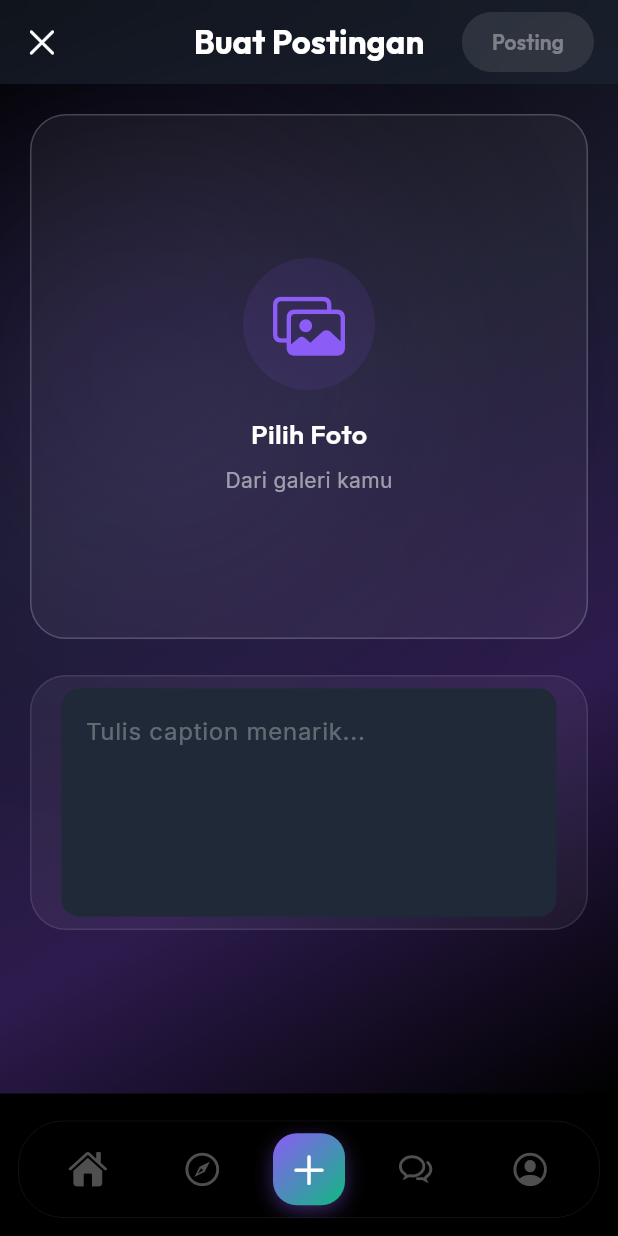
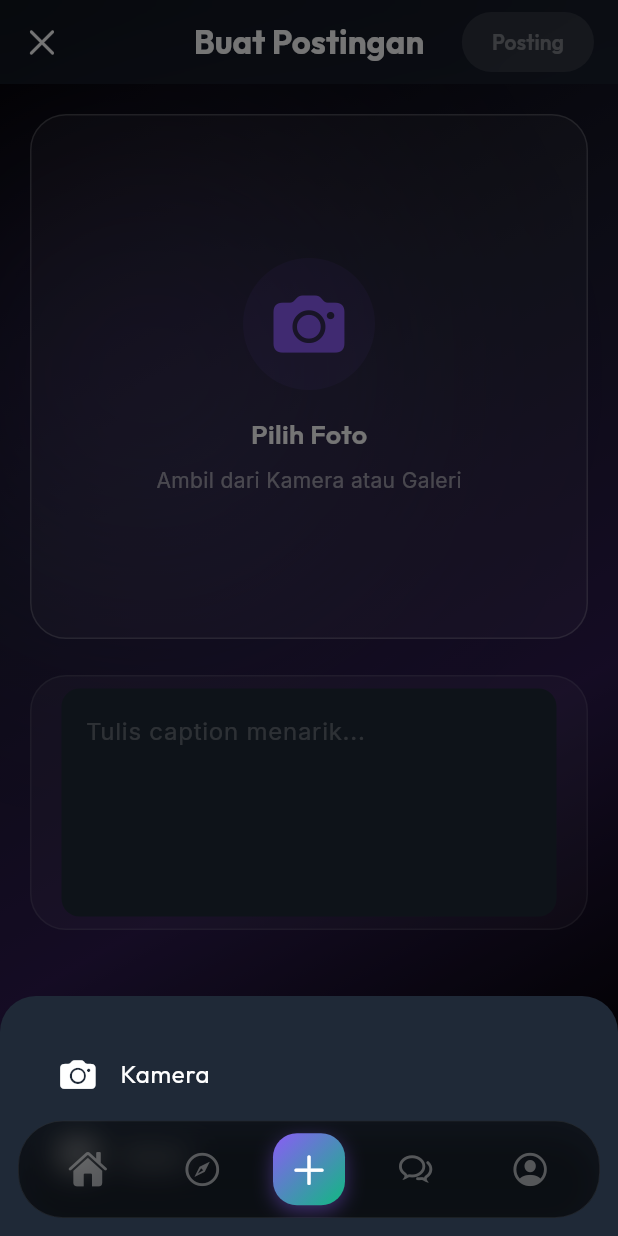
Before and after one commit to aryasetiap/livoapp, a Flutter app: the CreatePostScreen screen opened by its route, after a tap on "Pilih Foto", on a phone screen of 412 x 824 dp. Run offline on Flutter 3.47's test engine with Material 3 defaults, Android fonts, the phone set to English and light mode, and no system bars; drawn by our look-alikes of flutter_animate; our stand-ins replace cached_network_image, firebase_core, firebase_messaging, flutter_dotenv, flutter_image_compress, flutter_riverpod and 8 more; accounts and stored records are empty.

Commit message:
feat: introduce post creation screen with image selection and caption fields

```diff
--- a/lib/features/feed/presentation/create_post_screen.dart
+++ b/lib/features/feed/presentation/create_post_screen.dart
@@ -51,13 +51,59 @@ class _CreatePostScreenState extends ConsumerState<CreatePostScreen> {
   File? _imageFile;
   final _picker = ImagePicker();
 
-  Future<void> _pickImage() async {
-    final pickedFile = await _picker.pickImage(source: ImageSource.gallery);
+  Future<void> _pickImage(ImageSource source) async {
+    final pickedFile = await _picker.pickImage(source: source);
     if (pickedFile != null) {
       setState(() {
         _imageFile = File(pickedFile.path);
       });
     }
+  }
+
+  void _showImageSourceModal(BuildContext context) {
+    showModalBottomSheet(
+      context: context,
+      backgroundColor: AppTheme.surfaceColor,
+      shape: const RoundedRectangleBorder(
+        borderRadius: BorderRadius.vertical(top: Radius.circular(24)),
+      ),
+      builder: (context) => Padding(
+        padding: const EdgeInsets.all(24.0),
+        child: Column(
+          mainAxisSize: MainAxisSize.min,
+          children: [
+            ListTile(
+              leading: const Icon(
+                CupertinoIcons.camera_fill,
+                color: Colors.white,
+              ),
+              title: Text(
+                'Kamera',
+                style: GoogleFonts.outfit(color: Colors.white, fontSize: 16),
+              ),
+              onTap: () {
+                Navigator.pop(context);
+                _pickImage(ImageSource.camera);
+              },
+            ),
+            ListTile(
+              leading: const Icon(
+                CupertinoIcons.photo_fill,
+                color: Colors.white,
+              ),
+              title: Text(
+                'Galeri',
+                style: GoogleFonts.outfit(color: Colors.white, fontSize: 16),
+              ),
+              onTap: () {
+                Navigator.pop(context);
+                _pickImage(ImageSource.gallery);
+              },
+            ),
+          ],
+        ),
+      ),
+    );
   }
 
   Future<void> _submit() async {
@@ -196,9 +242,9 @@ class _CreatePostScreenState extends ConsumerState<CreatePostScreen> {
               child: Column(
                 children: [
                   GestureDetector(
-                    onTap: _pickImage,
+                    onTap: () => _showImageSourceModal(context),
                     child: Container(
-                      height: 350, // Portait/Square ratio
+                      height: 350,
                       width: double.infinity,
                       decoration: BoxDecoration(
                         color: Colors.white.withValues(alpha: 0.05),
@@ -222,25 +268,28 @@ class _CreatePostScreenState extends ConsumerState<CreatePostScreen> {
                                       fit: BoxFit.cover,
                                     ),
                                   ),
-                                  Positioned.fill(
+                                  // Remove Image Button
+                                  Positioned(
+                                    top: 8,
+                                    right: 8,
+                                    child: GestureDetector(
+                                      onTap: () {
+                                        setState(() {
+                                          _imageFile = null;
+                                        });
+                                      },
                                       child: Container(
-                                      color: Colors.black.withValues(
-                                        alpha: 0.2,
-                                      ),
-                                      child: Center(
-                                        child: Container(
-                                          padding: const EdgeInsets.all(12),
+                                        padding: const EdgeInsets.all(4),
                                         decoration: BoxDecoration(
                                           color: Colors.black.withValues(
-                                              alpha: 0.5,
+                                            alpha: 0.6,
                                           ),
                                           shape: BoxShape.circle,
                                         ),
                                         child: const Icon(
-                                            CupertinoIcons.camera_fill,
+                                          CupertinoIcons.xmark,
                                           color: Colors.white,
-                                            size: 30,
-                                          ),
+                                          size: 20,
                                         ),
                                       ),
                                     ),
@@ -259,7 +308,7 @@ class _CreatePostScreenState extends ConsumerState<CreatePostScreen> {
                                     shape: BoxShape.circle,
                                   ),
                                   child: Icon(
-                                    CupertinoIcons.photo_on_rectangle,
+                                    CupertinoIcons.camera_fill,
                                     size: 48,
                                     color: Theme.of(
                                       context,
@@ -277,7 +326,7 @@ class _CreatePostScreenState extends ConsumerState<CreatePostScreen> {
                                 ),
                                 const SizedBox(height: 8),
                                 Text(
-                                  'Dari galeri kamu',
+                                  'Ambil dari Kamera atau Galeri',
                                   style: GoogleFonts.inter(
                                     color: Colors.white54,
                                     fontSize: 14,
--- a/lib/features/feed/presentation/widgets/post_item.dart
+++ b/lib/features/feed/presentation/widgets/post_item.dart
@@ -215,7 +215,7 @@ class _PostItemState extends ConsumerState<PostItem> {
                     ),
                     if (_likeCount > 0)
                       Text(
-                        '$_likeCount',
+                        '$_likeCount Suka',
                         style: GoogleFonts.outfit(
                           color: Colors.white,
                           fontWeight: FontWeight.w600,
```
Lines whose indentation alone changed are shown as unchanged.
